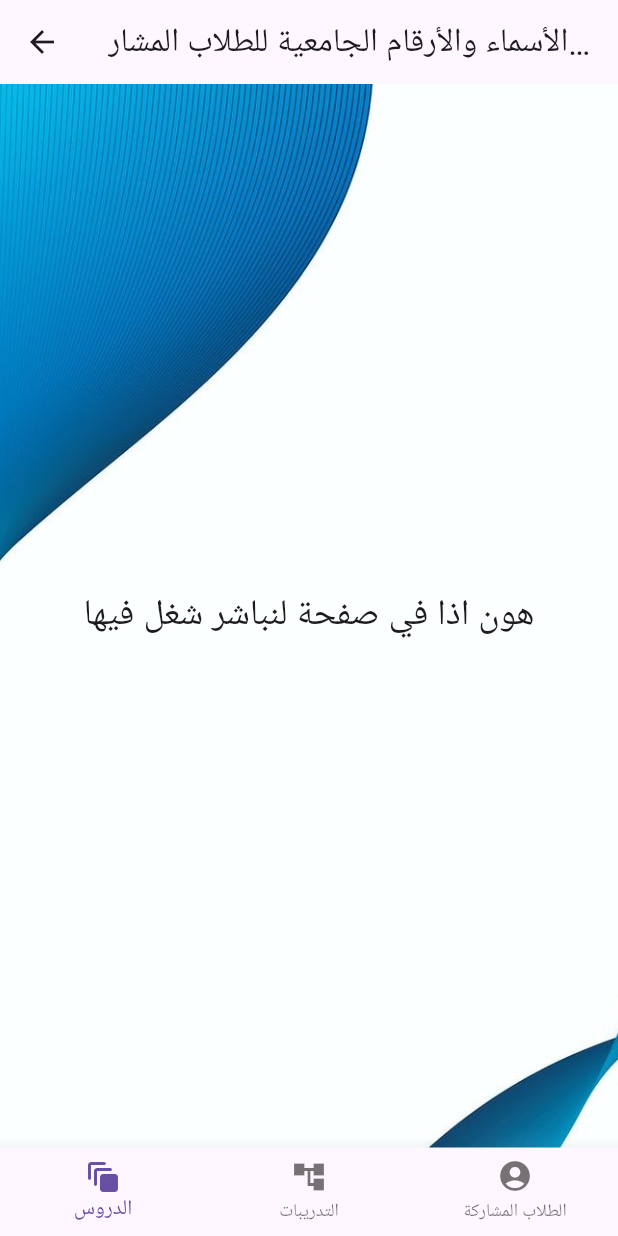
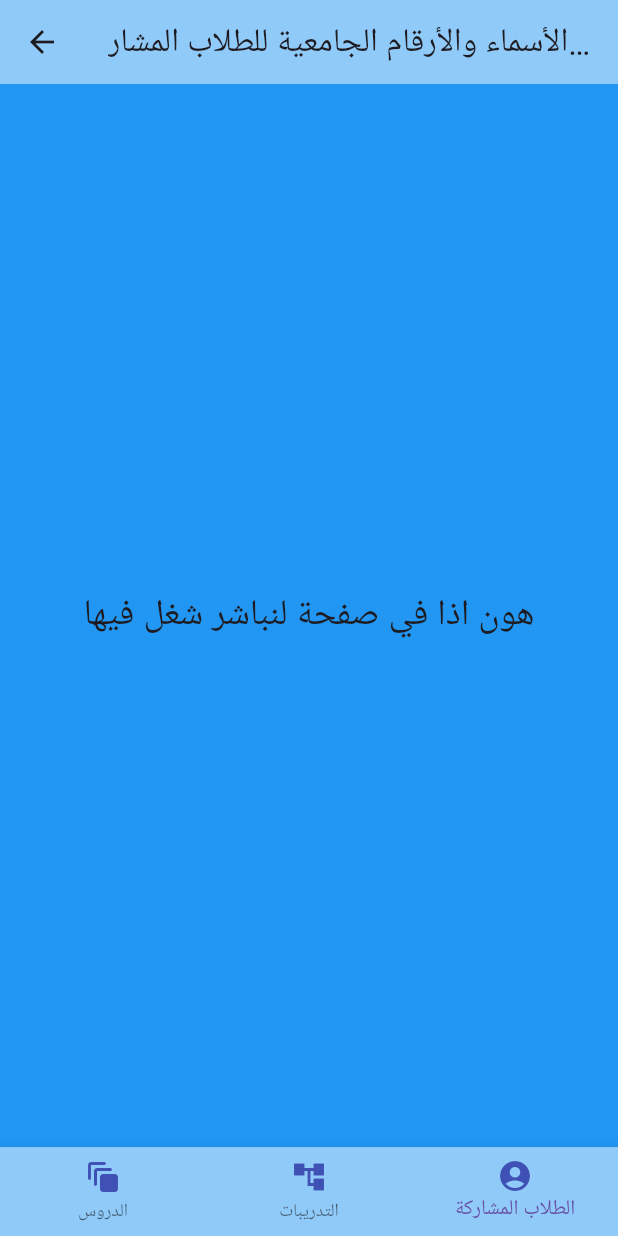
Before and after one commit to Kreatbox/learning_network, a Flutter app: the screen it shows after launch, after a tap on "الطلاب المشاركة", on a phone screen of 412 x 824 dp. Run offline on Flutter 3.47's test engine with Material 3 defaults, Android fonts, the phone set to English and light mode, and no system bars; our stand-ins replace sqflite, sqflite_common_ffi_web, youtube_player_iframe; accounts and stored records are empty.

Commit message:
إضافة خطوط وفك الnav_bar لاستخدامه في عدة صفحات مع تحسين شكل أغلب الصفحات بشكل بسيط

```diff
--- a/lib/layouts/info_page.dart
+++ b/lib/layouts/info_page.dart
@@ -1,4 +1,6 @@
+// info_page.dart
 import 'package:flutter/material.dart';
+import 'package:learning_network/nav_bar.dart';
 
 class InfoPage extends StatelessWidget {
   const InfoPage({super.key});
@@ -7,39 +9,17 @@ class InfoPage extends StatelessWidget {
   Widget build(BuildContext context) {
     return Scaffold(
       appBar: AppBar(
+        backgroundColor: Colors.blue[200],
         title: const Text(
             "الأسماء والأرقام الجامعية للطلاب المشاركين في المشروع "),
       ),
-      bottomNavigationBar: BottomNavigationBar(
-        items: [
-          BottomNavigationBarItem(
-            icon: Icon(Icons.auto_awesome_motion_rounded),
-            label: "الدروس",
-          ),
-          BottomNavigationBarItem(
-            icon: Icon(Icons.account_tree_sharp),
-            label: "التدريبات",
-          ),
-          BottomNavigationBarItem(
-            icon: Icon(Icons.account_circle_rounded),
-            label: "الطلاب المشاركة",
-          ),
-        ],
-        onTap: (value) {
-          if (value == 1) Navigator.pushNamed(context, "lessons");
-          if (value == 2) Navigator.pushNamed(context, "tests");
-          if (value == 0) Navigator.pushNamed(context, "info");
-        },
-      ),
+      bottomNavigationBar:
+          const CustomBottomNavBar(currentIndex: 2), // Use the new widget
       body: Stack(
         children: [
           Container(
-            decoration: const BoxDecoration(
-              image: DecorationImage(
-                image: AssetImage('assets/images/background.jpg'),
-                fit: BoxFit.cover,
-              ),
-            ),
+            height: 1000,
+            color: Colors.blue,
           ),
           const Center(
             child: Text(
--- a/lib/layouts/lessons/lesson_details_page.dart
+++ b/lib/layouts/lessons/lesson_details_page.dart
@@ -43,6 +43,7 @@ class LessonDetailsPageState extends State<LessonDetailsPage> {
   Widget build(BuildContext context) {
     return Scaffold(
       appBar: AppBar(
+        backgroundColor: Colors.blue[200],
         title: const Text('تفاصيل الدرس'), // عنوان الصفحة
       ),
       body: FutureBuilder<Lesson>(
@@ -107,6 +108,7 @@ class LessonDetailsPageState extends State<LessonDetailsPage> {
                             _currentStep++; // الانتقال إلى الخطوة التالية
                           });
                         },
+
                         child: const Text('التالي'), // زر الخطوة التالية
                       ),
                   ],
--- a/lib/main.dart
+++ b/lib/main.dart
@@ -1,4 +1,5 @@
 import 'package:flutter/material.dart';
+import 'package:flutter/services.dart';
 import 'layouts/info_page.dart';
 import 'layouts/lessons/lessons_page.dart';
 import 'layouts/tests/tests_page.dart';
@@ -38,21 +39,33 @@ class HomePage extends StatelessWidget {
       appBar: AppBar(
         title: const Text("تطبيق تبسيط تعليم برمجة التطبيقات الشبكية"),
         leading: const Icon(Icons.menu),
-        actions: [IconButton(onPressed: () {}, icon: const Icon(Icons.logout))],
+        actions: [
+          IconButton(
+            onPressed: () {
+              SystemNavigator.pop(); // This closes the app
+            },
+            icon: const Icon(Icons.logout),
+          ),
+        ],
         elevation: 0,
-        backgroundColor: Colors.blue,
+        backgroundColor: Colors.blue[200],
         centerTitle: true,
       ),
       body: Stack(
         children: [
+          // هون بدلت الخلفية بتقدر ترجعها بس بشيل هدول اللي عجنب
           Container(
-            decoration: const BoxDecoration(
-              image: DecorationImage(
-                image: AssetImage('assets/images/network.jpg'),
-                fit: BoxFit.cover,
-              ),
-            ),
+            height: 1000,
+            color: Colors.blue,
           ),
+          // Container(
+          //   decoration: const BoxDecoration(
+          //     image: DecorationImage(
+          //       image: AssetImage('assets/images/network.jpg'),
+          //       fit: BoxFit.cover,
+          //     ),
+          //   ),
+          // ),
           Padding(
             padding: const EdgeInsets.all(16.0),
             child: Column(
@@ -62,7 +75,7 @@ class HomePage extends StatelessWidget {
                 const Spacer(),
                 Container(
                   decoration: BoxDecoration(
-                    color: Colors.blueAccent.withOpacity(0.9),
+                    color: Colors.indigo.withOpacity(0.4),
                     borderRadius: BorderRadius.circular(12),
                   ),
                   padding:
@@ -73,9 +86,9 @@ class HomePage extends StatelessWidget {
                       " مرحباً بك في تطبيق تبسيط تعليم برمجة التطبيقات الشبكية",
                       textAlign: TextAlign.center,
                       style: TextStyle(
+                        fontFamily: 'HSI',
                         fontSize: 28,
                         fontWeight: FontWeight.bold,
-                        color: Colors.white,
                       ),
                     ),
                   ),
@@ -86,7 +99,11 @@ class HomePage extends StatelessWidget {
                   child: ElevatedButton(
                       style: ElevatedButton.styleFrom(
                         padding: const EdgeInsets.symmetric(vertical: 20),
-                        textStyle: const TextStyle(fontSize: 18),
+                        textStyle: const TextStyle(
+                          fontSize: 18,
+                          fontFamily: 'HSI',
+                          color: Colors.black,
+                        ),
                       ),
                       onPressed: () {
                         Navigator.pushNamed(context, '/info');
@@ -99,7 +116,11 @@ class HomePage extends StatelessWidget {
                   child: ElevatedButton(
                     style: ElevatedButton.styleFrom(
                       padding: const EdgeInsets.symmetric(vertical: 20),
-                      textStyle: const TextStyle(fontSize: 18),
+                      textStyle: const TextStyle(
+                        fontSize: 18,
+                        fontFamily: 'HSI',
+                        color: Colors.black,
+                      ),
                     ),
                     onPressed: () {
                       Navigator.pushNamed(context, '/lessons');
@@ -113,7 +134,11 @@ class HomePage extends StatelessWidget {
                   child: ElevatedButton(
                     style: ElevatedButton.styleFrom(
                       padding: const EdgeInsets.symmetric(vertical: 20),
-                      textStyle: const TextStyle(fontSize: 18),
+                      textStyle: const TextStyle(
+                        fontSize: 18,
+                        fontFamily: 'HSI',
+                        color: Colors.black,
+                      ),
                     ),
                     onPressed: () {
                       Navigator.pushNamed(context, '/tests');
--- /dev/null
+++ b/lib/nav_bar.dart
@@ -0,0 +1,54 @@
+// ignore_for_file: curly_braces_in_flow_control_structures
+
+import 'package:flutter/material.dart';
+
+class CustomBottomNavBar extends StatelessWidget {
+  final int currentIndex;
+
+  // المُنشئ الذي يتطلب تمرير الفهرس الحالي كمعامل
+  const CustomBottomNavBar({super.key, required this.currentIndex});
+
+  @override
+  Widget build(BuildContext context) {
+    return BottomNavigationBar(
+      backgroundColor: Colors.blue[200], // لون الخلفية لشريط التنقل السفلي
+      currentIndex:
+          currentIndex, // الفهرس الحالي الذي يعكس الصفحة النشطة حاليًا
+      items: const [
+        BottomNavigationBarItem(
+          icon: Icon(Icons.auto_awesome_motion_rounded,
+              color: Colors.indigo), // أيقونة العنصر الأول
+          backgroundColor: Colors.blue, // لون الخلفية عند تحديد العنصر
+          label: "الدروس", // التسمية النصية للعنصر الأول
+        ),
+        BottomNavigationBarItem(
+          icon: Icon(Icons.account_tree_sharp,
+              color: Colors.indigo), // أيقونة العنصر الثاني
+          label: "التدريبات", // التسمية النصية للعنصر الثاني
+        ),
+        BottomNavigationBarItem(
+          icon: Icon(Icons.account_circle_rounded,
+              color: Colors.indigo), // أيقونة العنصر الثالث
+          label: "الطلاب المشاركة", // التسمية النصية للعنصر الثالث
+        ),
+      ],
+      onTap: (value) {
+        // التحقق مما إذا كان العنصر الذي تم النقر عليه هو نفسه العنصر الحالي
+        if (value == currentIndex) {
+          return; // عدم تنفيذ أي شيء إذا كان العنصر الذي تم النقر عليه هو نفسه المختار حاليًا
+        }
+
+        // التنقل فقط إذا كان العنصر الذي تم النقر عليه مختلفًا عن الحالي
+        if (value == 0)
+          Navigator.pushNamed(context,
+              '/lessons'); // الانتقال إلى صفحة الدروس إذا تم اختيار العنصر الأول
+        if (value == 1)
+          Navigator.pushNamed(context,
+              '/tests'); // الانتقال إلى صفحة التدريبات إذا تم اختيار العنصر الثاني
+        if (value == 2)
+          Navigator.pushNamed(context,
+              '/info'); // الانتقال إلى صفحة المعلومات إذا تم اختيار العنصر الثالث
+      },
+    );
+  }
+}
```
Also changed, not shown: lib/layouts/lessons/lessons_page.dart (+7 -7 lines), lib/layouts/tests/tests_page.dart (+4 -2 lines), pubspec.yaml (+7 -11 lines), assets/fonts/Bahij.ttf (added), assets/fonts/HSI.ttf (added).
